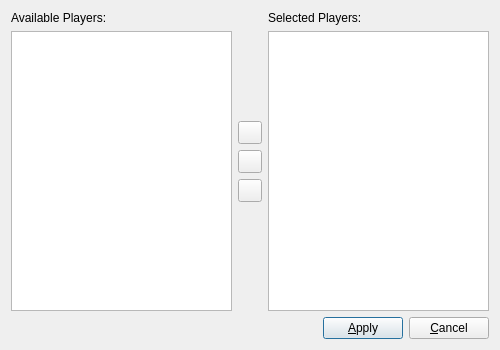
SyDevTeam/gta5view, file PlayerListDialog.ui: the form before one commit.
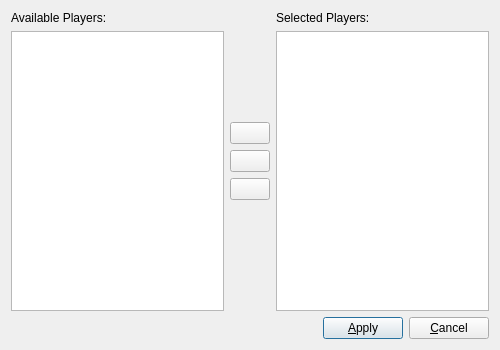
The form after the commit.

Commit message: use icons for PlayerListDialog buttons

```diff
--- a/PlayerListDialog.ui
+++ b/PlayerListDialog.ui
@@ -50,32 +50,39 @@
         </spacer>
        </item>
        <item>
-        <widget class="QToolButton" name="cmdMakeSe"/>
+        <widget class="QPushButton" name="cmdMakeSe">
+         <property name="focusPolicy">
+          <enum>Qt::NoFocus</enum>
+         </property>
+         <property name="autoDefault">
+          <bool>false</bool>
+         </property>
+        </widget>
        </item>
        <item>
-        <widget class="QToolButton" name="cmdMakeAv">
-         <property name="sizePolicy">
-          <sizepolicy hsizetype="Fixed" vsizetype="Fixed">
-           <horstretch>0</horstretch>
-           <verstretch>0</verstretch>
-          </sizepolicy>
+        <widget class="QPushButton" name="cmdMakeAv">
+         <property name="focusPolicy">
+          <enum>Qt::NoFocus</enum>
          </property>
          <property name="text">
           <string/>
          </property>
+         <property name="autoDefault">
+          <bool>false</bool>
+         </property>
         </widget>
        </item>
        <item>
-        <widget class="QToolButton" name="cmdMakeAd">
-         <property name="sizePolicy">
-          <sizepolicy hsizetype="Fixed" vsizetype="Fixed">
-           <horstretch>0</horstretch>
-           <verstretch>0</verstretch>
-          </sizepolicy>
+        <widget class="QPushButton" name="cmdMakeAd">
+         <property name="focusPolicy">
+          <enum>Qt::NoFocus</enum>
          </property>
          <property name="text">
           <string/>
          </property>
+         <property name="autoDefault">
+          <bool>false</bool>
+         </property>
         </widget>
        </item>
        <item>
```
The commit also changes 9 other files.
